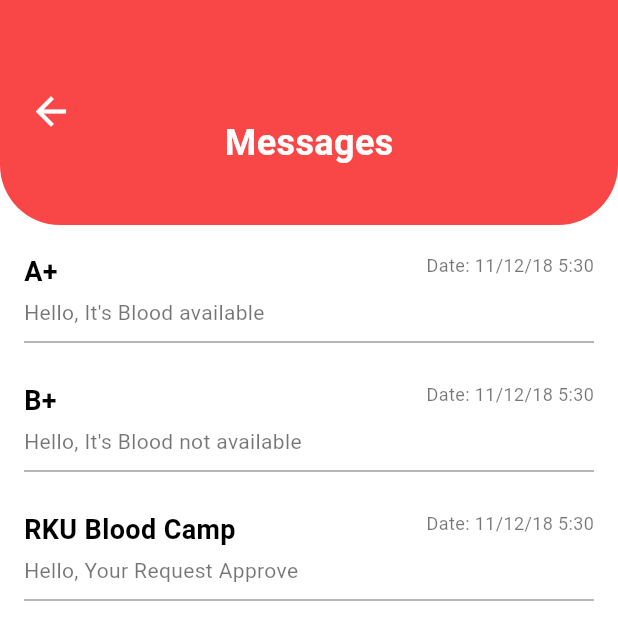
After one commit to hardik7426/blood_bank_app, a Flutter app: the MessagesPage screen opened directly, on a phone screen of 412 x 824 dp. The commit adds this screen. Shown: the top 640 px of the screen. Run offline on Flutter 3.47's test engine with Material 3 defaults, Android fonts, the phone set to English and light mode, and no system bars.

Commit message:
add_message in navigation_bar

```diff
--- a/lib/screens/user/drawer_page.dart
+++ b/lib/screens/user/drawer_page.dart
@@ -1,4 +1,5 @@
 import 'package:flutter/material.dart';
+import 'package:blood_bank_app/screens/user/messages_page.dart'; // Import the new MessagesPage
 
 class DrawerPage extends StatelessWidget {
   final String fullName;
@@ -15,7 +16,6 @@ class DrawerPage extends StatelessWidget {
   // Helper method to format the name for the header (e.g., "John #123")
   String _formatName(String name) {
     if (name.isEmpty) return 'User #123';
-    // Get the first word of the name, and append a placeholder ID
     final firstName = name.split(' ')[0];
     return '$firstName #123';
   }
@@ -25,7 +25,7 @@ class DrawerPage extends StatelessWidget {
     final formattedName = _formatName(fullName);
     final canDonate = age >= 18;
     final donorStatus = canDonate ? 'Approved' : 'Not Approved';
-    const approvedColor = Color(0xFFE8F5E9); // Light color for contrast
+    const approvedColor = Color(0xFFE8F5E9);
 
     return Drawer(
       child: ListView(
@@ -70,7 +70,7 @@ class DrawerPage extends StatelessWidget {
                     ),
                   ),
                   const SizedBox(height: 2),
-                  // Donor Status (mimicking the status background for visibility)
+                  // Donor Status
                   Container(
                     padding: const EdgeInsets.symmetric(horizontal: 8, vertical: 2),
                     decoration: BoxDecoration(
@@ -91,11 +91,13 @@ class DrawerPage extends StatelessWidget {
             ),
           ),
           // Drawer menu items
-          _buildDrawerItem(context, 'Messages'),
-          _buildDrawerItem(context, 'Camp'),
-          _buildDrawerItem(context, 'History'),
-          _buildDrawerItem(context, 'Profile'),
-          _buildDrawerItem(context, 'Contact us'),
+          _buildDrawerItem(context, 'Messages', () {
+            Navigator.push(context, MaterialPageRoute(builder: (_) => const MessagesPage()));
+          }),
+          _buildDrawerItem(context, 'Camp', () {}),
+          _buildDrawerItem(context, 'History', () {}),
+          _buildDrawerItem(context, 'Profile', () {}),
+          _buildDrawerItem(context, 'Contact us', () {}),
 
           const Divider(),
           const SizedBox(height: 20),
@@ -107,7 +109,6 @@ class DrawerPage extends StatelessWidget {
               onPressed: () {
                 Navigator.pop(context); // Close drawer
                 // TODO: Implement sign out logic and navigate back to LoginPage
-                // Example: Navigator.pushAndRemoveUntil(context, MaterialPageRoute(builder: (_) => const LoginPage()), (route) => false);
               },
               style: OutlinedButton.styleFrom(
                 foregroundColor: Colors.red,
@@ -129,13 +130,13 @@ class DrawerPage extends StatelessWidget {
     );
   }
 
-  Widget _buildDrawerItem(BuildContext context, String title) {
+  Widget _buildDrawerItem(BuildContext context, String title, VoidCallback onTap) {
     return ListTile(
       title: Text(title, style: const TextStyle(fontSize: 16)),
       trailing: const Icon(Icons.arrow_forward_ios, size: 16, color: Colors.red),
       onTap: () {
         Navigator.pop(context); // Close the drawer before navigating
-        // TODO: Add navigation logic for each item here
+        onTap();
       },
     );
   }
--- /dev/null
+++ b/lib/screens/user/messages_page.dart
@@ -0,0 +1,140 @@
+import 'package:flutter/material.dart';
+
+class MessagesPage extends StatelessWidget {
+  const MessagesPage({super.key});
+
+  @override
+  Widget build(BuildContext context) {
+    return Scaffold(
+      backgroundColor: Colors.white,
+      body: Column(
+        children: [
+          // Custom Curved Header
+          Container(
+            width: double.infinity,
+            height: 150,
+            decoration: const BoxDecoration(
+              color: Color(0xFFF94747),
+              borderRadius: BorderRadius.only(
+                bottomLeft: Radius.circular(40),
+                bottomRight: Radius.circular(40),
+              ),
+            ),
+            padding: const EdgeInsets.only(top: 40),
+            child: Stack(
+              children: [
+                Positioned(
+                  top: 10,
+                  left: 10,
+                  child: IconButton(
+                    icon: const Icon(Icons.arrow_back, color: Colors.white, size: 30),
+                    onPressed: () {
+                      // Navigate back to the previous screen (the dashboard)
+                      Navigator.pop(context);
+                    },
+                  ),
+                ),
+                const Center(
+                  child: Text(
+                    "Messages",
+                    style: TextStyle(
+                      color: Colors.white,
+                      fontSize: 24,
+                      fontWeight: FontWeight.bold,
+                    ),
+                  ),
+                ),
+              ],
+            ),
+          ),
+
+          // Messages List
+          Expanded(
+            child: ListView(
+              padding: const EdgeInsets.only(top: 10),
+              children: const [
+                _MessageItem(
+                  title: 'A+',
+                  subtitle: "Hello, It's Blood available",
+                  date: '11/12/18 5:30',
+                ),
+                _MessageItem(
+                  title: 'B+',
+                  subtitle: "Hello, It's Blood not available",
+                  date: '11/12/18 5:30',
+                ),
+                _MessageItem(
+                  title: 'RKU Blood Camp',
+                  subtitle: "Hello, Your Request Approve",
+                  date: '11/12/18 5:30',
+                ),
+                // Add more messages here
+              ],
+            ),
+          ),
+        ],
+      ),
+    );
+  }
+}
+
+// Helper Widget for Message List Items
+class _MessageItem extends StatelessWidget {
+  final String title;
+  final String subtitle;
+  final String date;
+
+  const _MessageItem({
+    required this.title,
+    required this.subtitle,
+    required this.date,
+  });
+
+  @override
+  Widget build(BuildContext context) {
+    return Padding(
+      padding: const EdgeInsets.symmetric(horizontal: 16.0, vertical: 8.0),
+      child: Column(
+        children: [
+          Row(
+            crossAxisAlignment: CrossAxisAlignment.start,
+            children: [
+              Expanded(
+                child: Column(
+                  crossAxisAlignment: CrossAxisAlignment.start,
+                  children: [
+                    Text(
+                      title,
+                      style: const TextStyle(
+                        fontSize: 18,
+                        fontWeight: FontWeight.bold,
+                        color: Colors.black,
+                      ),
+                    ),
+                    const SizedBox(height: 4),
+                    Text(
+                      subtitle,
+                      style: const TextStyle(
+                        fontSize: 14,
+                        color: Colors.black54,
+                      ),
+                    ),
+                  ],
+                ),
+              ),
+              const SizedBox(width: 10),
+              Text(
+                'Date: $date',
+                style: const TextStyle(
+                  fontSize: 12,
+                  color: Colors.black54,
+                ),
+              ),
+            ],
+          ),
+          const Divider(height: 20, thickness: 1, color: Colors.grey),
+        ],
+      ),
+    );
+  }
+}
```
